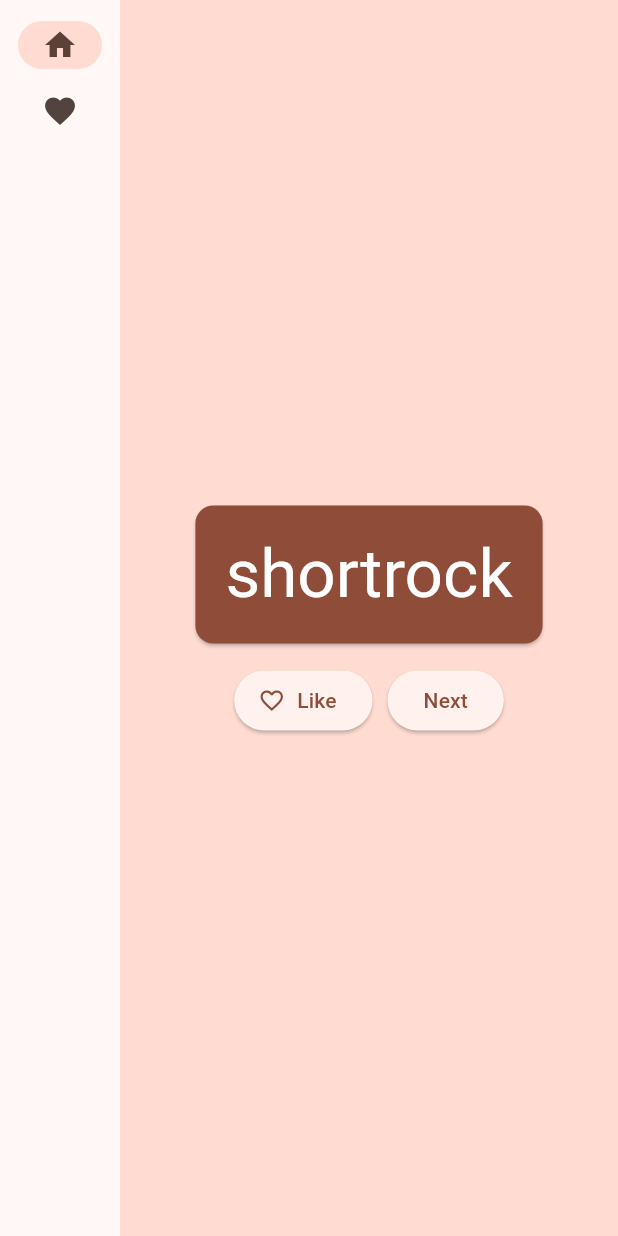
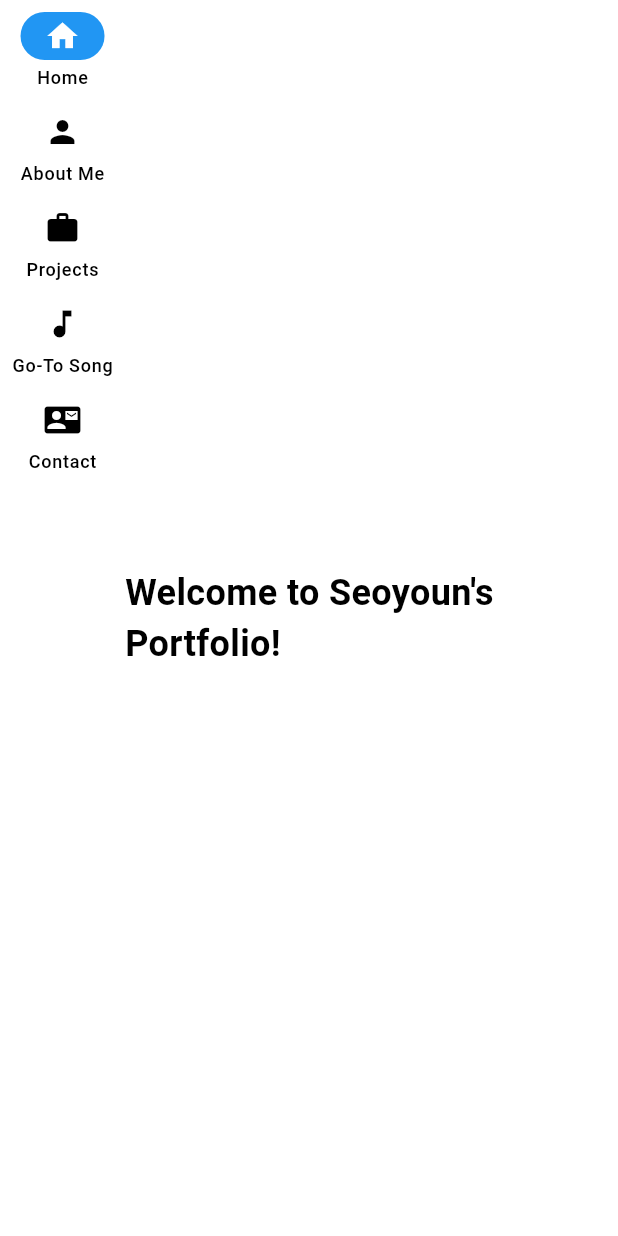
Before and after one commit to beviosy/Flutter_Self-Introduction-Application, a Flutter app: the screen it shows after launch, on a phone screen of 412 x 824 dp. Run offline on Flutter 3.47's test engine with Material 3 defaults, Android fonts, the phone set to English and light mode, and no system bars; our stand-ins replace webview_flutter.

Commit message:
전체적인 틀 구현

```diff
--- /dev/null
+++ b/lib/home_page.dart
@@ -0,0 +1,16 @@
+import 'package:flutter/material.dart';
+
+class HomePage extends StatelessWidget {
+  @override
+  Widget build(BuildContext context) {
+    return Center(
+      child: Text(
+        'Welcome to Seoyoun\'s Portfolio!',
+        style: TextStyle(
+          fontSize: 24,
+          fontWeight: FontWeight.bold,
+        ),
+      ),
+    );
+  }
+}
--- a/lib/main.dart
+++ b/lib/main.dart
@@ -1,210 +1,68 @@
-import 'package:english_words/english_words.dart';
 import 'package:flutter/material.dart';
-import 'package:provider/provider.dart';
+import 'home_page.dart';
+import 'about_me_page.dart';
+import 'projects_page.dart';
+import 'go_to_song_page.dart';
+import 'contact_page.dart';
+import 'navigation_rail_widget.dart';
 
 void main() {
   runApp(MyApp());
 }
 
 class MyApp extends StatelessWidget {
-  const MyApp({super.key});
-
   @override
   Widget build(BuildContext context) {
-    return ChangeNotifierProvider(
-      create: (context) => MyAppState(),
-      child: MaterialApp(
-        title: 'Namer App',
-        theme: ThemeData(
-          useMaterial3: true,
-          colorScheme: ColorScheme.fromSeed(seedColor: Colors.deepOrange),
+    return MaterialApp(
+      title: 'Portfolio of Seoyoun',
+      theme: ThemeData(
+        primaryColor: Color(0xFF0077CC),
+        colorScheme: ColorScheme.fromSwatch().copyWith(
+          primary: Color(0xFF0077CC),
+          secondary: Color(0xFF90DDF3),
         ),
-        home: MyHomePage(),
       ),
+      home: MainScreen(),
     );
   }
 }
 
-class MyAppState extends ChangeNotifier {
-  var current = WordPair.random();
-    void getNext() {
-    current = WordPair.random();
-    notifyListeners();
-  }
-  var favorites = <WordPair>[];
-
-  void toggleFavorite() {
-    if (favorites.contains(current)) {
-      favorites.remove(current);
-    } else {
-      favorites.add(current);
-    }
-    notifyListeners();
-  }
+class MainScreen extends StatefulWidget {
+  @override
+  _MainScreenState createState() => _MainScreenState();
 }
 
-class MyHomePage extends StatefulWidget {
-  @override
-  State<MyHomePage> createState() => _MyHomePageState();
-}
+class _MainScreenState extends State<MainScreen> {
+  int _selectedIndex = 0;
 
-class _MyHomePageState extends State<MyHomePage> {
+  static List<Widget> _widgetOptions = <Widget>[
+    HomePage(),
+    AboutMePage(),
+    ProjectsPage(),
+    GoToSongPage(),
+    ContactPage(),
+  ];
 
-  var selectedIndex = 0;
+  void _onItemTapped(int index) {
+    setState(() {
+      _selectedIndex = index;
+    });
+  }
 
   @override
   Widget build(BuildContext context) {
-    Widget page;
-    switch (selectedIndex) {
-      case 0:
-        page = GeneratorPage();
-        break;
-      case 1:
-        page = Placeholder();
-        break;
-      default:
-        throw UnimplementedError('no widget for $selectedIndex');
-}
-    return LayoutBuilder(
-      builder: (context, constraints) {
-        return Scaffold(
-          body: Row(
-            children: [
-              SafeArea(
-                child: NavigationRail(
-                  extended: constraints.maxWidth >= 600,
-                  destinations: [
-                    NavigationRailDestination(
-                      icon: Icon(Icons.home),
-                      label: Text('Home'),
-                    ),
-                    NavigationRailDestination(
-                      icon: Icon(Icons.favorite),
-                      label: Text('Favorites'),
-                    ),
-                  ],
-                  selectedIndex: selectedIndex,
-                  onDestinationSelected: (value) {
-
-                    setState(() {
-                      selectedIndex = value;
-                    });
-
-                  },
-                ),
-              ),
-              Expanded(
-                child: Container(
-                  color: Theme.of(context).colorScheme.primaryContainer,
-                  child: page,
-                ),
-              ),
-            ],
+    return Scaffold(
+      body: Row(
+        children: [
+          NavigationRailWidget(
+            selectedIndex: _selectedIndex,
+            onDestinationSelected: _onItemTapped,
           ),
-        );
-      }
-    );
-  }
-}
-
-class GeneratorPage extends StatelessWidget {
-  @override
-  Widget build(BuildContext context) {
-    var appState = context.watch<MyAppState>();
-    var pair = appState.current;
-
-    IconData icon;
-    if (appState.favorites.contains(pair)) {
-      icon = Icons.favorite;
-    } else {
-      icon = Icons.favorite_border;
-    }
-
-    return Center(
-      child: Column(
-        mainAxisAlignment: MainAxisAlignment.center,
-        children: [
-          BigCard(pair: pair),
-          SizedBox(height: 10),
-          Row(
-            mainAxisSize: MainAxisSize.min,
-            children: [
-              ElevatedButton.icon(
-                onPressed: () {
-                  appState.toggleFavorite();
-                },
-                icon: Icon(icon),
-                label: Text('Like'),
-              ),
-              SizedBox(width: 10),
-              ElevatedButton(
-                onPressed: () {
-                  appState.getNext();
-                },
-                child: Text('Next'),
-              ),
-            ],
+          Expanded(
+            child: _widgetOptions.elementAt(_selectedIndex),
           ),
         ],
       ),
     );
   }
 }
-
-class BigCard extends StatelessWidget {
-  const BigCard({
-    super.key,
-    required this.pair,
-  });
-
-  final WordPair pair;
-
-  @override
-  Widget build(BuildContext context) {
-    final theme = Theme.of(context);
-    final style = theme.textTheme.displayMedium!.copyWith(
-      color: theme.colorScheme.onPrimary,
-    );
-
-    return Card(
-      color: theme.colorScheme.primary,
-      child: Padding(
-        padding: const EdgeInsets.all(20),
-
-        child: Text(
-          pair.asLowerCase,
-          style: style,
-          semanticsLabel: "${pair.first} ${pair.second}",
-        ),
-      ),
-    );
-  }
-}
-
-class FavoritesPage extends StatelessWidget {
-  @override
-  Widget build(BuildContext context) {
-    var appState = context.watch<MyAppState>();
-
-    if (appState.favorites.isEmpty) {
-      return Center(
-        child: Text('No favorites yet.'),
-      );
-    }
-
-    return ListView(
-      children: [
-        Padding(
-          padding: const EdgeInsets.all(20),
-          child: Text('You have '
-              '${appState.favorites.length} favorites:'),
-        ),
-        for (var pair in appState.favorites)
-          ListTile(
-            leading: Icon(Icons.favorite),
-            title: Text(pair.asLowerCase),
-          ),
-      ],
-    );
-  }
-}
--- /dev/null
+++ b/lib/navigation_rail_widget.dart
@@ -0,0 +1,42 @@
+import 'package:flutter/material.dart';
+
+class NavigationRailWidget extends StatelessWidget {
+  final int selectedIndex;
+  final ValueChanged<int> onDestinationSelected;
+
+  NavigationRailWidget({
+    required this.selectedIndex,
+    required this.onDestinationSelected,
+  });
+
+  @override
+  Widget build(BuildContext context) {
+    return NavigationRail(
+      selectedIndex: selectedIndex,
+      onDestinationSelected: onDestinationSelected,
+      labelType: NavigationRailLabelType.all,
+      destinations: [
+        NavigationRailDestination(
+          icon: Icon(Icons.home),
+          label: Text('Home'),
+        ),
+        NavigationRailDestination(
+          icon: Icon(Icons.person),
+          label: Text('About Me'),
+        ),
+        NavigationRailDestination(
+          icon: Icon(Icons.work),
+          label: Text('Projects'),
+        ),
+        NavigationRailDestination(
+          icon: Icon(Icons.music_note),
+          label: Text('Go-To Song'),
+        ),
+        NavigationRailDestination(
+          icon: Icon(Icons.contact_mail),
+          label: Text('Contact'),
+        ),
+      ],
+    );
+  }
+}
--- a/pubspec.yaml
+++ b/pubspec.yaml
@@ -11,6 +11,7 @@ environment:
 dependencies:
   flutter:
     sdk: flutter
+  webview_flutter: ^4.8.0
 
   english_words: ^4.0.0
   provider: ^6.0.0
@@ -23,3 +24,6 @@ dev_dependencies:
 
 flutter:
   uses-material-design: true
+  assets:
+   - assets/images/
+   - assets/
```
Also changed, not shown: lib/about_me_page.dart (added, +53 -0 lines), lib/contact_page.dart (added, +43 -0 lines), lib/go_to_song_page.dart (added, +54 -0 lines), lib/projects_page.dart (added, +71 -0 lines), assets/hat.jpg (added), assets/me.jpg (added), assets/me2.jpg (added), assets/qrcode.jpg (added), assets/subway.jpg (added), pubspec.lock, 1 other file.
